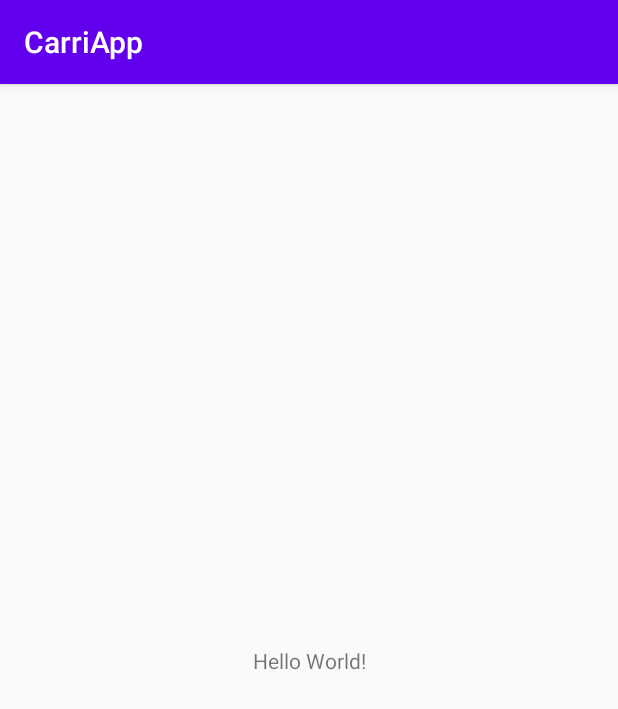
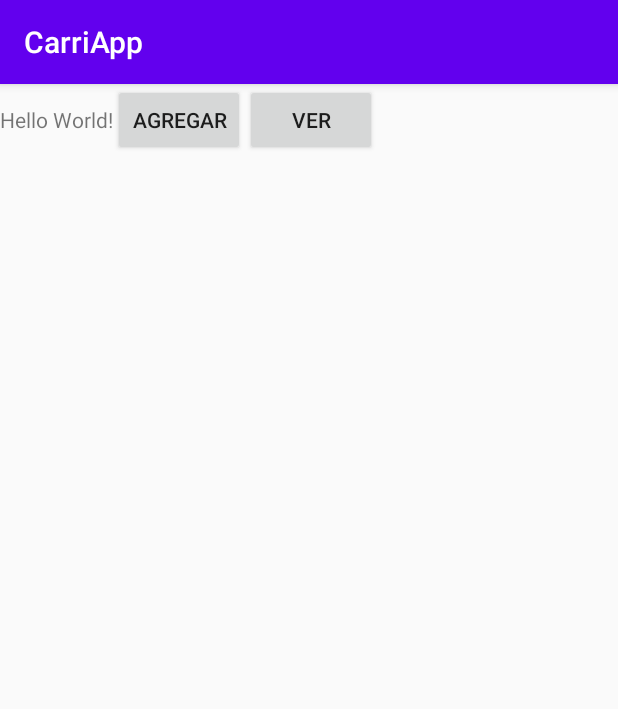
Before and after one commit to daiannicobitz/CarriApp, an Android app: the screen it shows after launch (MainActivity), on a phone screen of 412 x 824 dp. Shown: the top 709 px of the screen. Run offline under Robolectric (Android 15) with nearby library versions, the phone set to English and light mode, and no system bars.

Commit message:
Manejo entre diferentes actividades

```diff
--- a/app/build.gradle
+++ b/app/build.gradle
@@ -33,6 +33,7 @@ dependencies {
     implementation 'com.android.support:appcompat-v7:28.0.0'
     implementation 'com.android.support.constraint:constraint-layout:2.0.4'
     testImplementation 'junit:junit:4.+'
+    //noinspection GradleCompatible
     androidTestImplementation 'com.android.support.test:runner:1.0.2'
     androidTestImplementation 'com.android.support.test.espresso:espresso-core:3.0.2'
 
--- a/app/src/main/AndroidManifest.xml
+++ b/app/src/main/AndroidManifest.xml
@@ -18,6 +18,12 @@
                 <category android:name="android.intent.category.LAUNCHER" />
             </intent-filter>
         </activity>
+        <activity
+            android:name=".AgregarCarribarActivity">
+        </activity>
+        <activity
+            android:name=".VerCarribarActivity">
+        </activity>
     </application>
 
 </manifest>
--- a/app/src/main/java/com/example/carriapp/MainActivity.java
+++ b/app/src/main/java/com/example/carriapp/MainActivity.java
@@ -1,17 +1,39 @@
 package com.example.carriapp;
 
 
+import android.content.Intent;
 import android.support.v7.app.AppCompatActivity;
 import android.os.Bundle;
+import android.view.View;
+import android.widget.Button;
 
 public class MainActivity extends AppCompatActivity {
+
+    Button botonAgregar;
+    Button botonVer;
 
     @Override
     protected void onCreate(Bundle savedInstanceState) {
         super.onCreate(savedInstanceState);
         setContentView(R.layout.activity_main);
 
+        botonAgregar = (Button) findViewById(R.id.buttonAgregar);
+        botonAgregar.setOnClickListener(new View.OnClickListener() {
+            @Override
+            public void onClick(View v) {
+                Intent intent = new Intent (v.getContext(), AgregarCarribarActivity.class);
+                startActivityForResult(intent, 0);
+            }
+        });
 
+        botonVer = (Button) findViewById(R.id.button2Ver);
+        botonVer.setOnClickListener(new View.OnClickListener() {
+            @Override
+            public void onClick(View v) {
+                Intent intent = new Intent (v.getContext(), VerCarribarActivity.class);
+                startActivityForResult(intent, 0);
+            }
+        });
     }
 
 }
--- a/app/src/main/java/com/example/carriapp/VerCarribarActivity.java
+++ b/app/src/main/java/com/example/carriapp/VerCarribarActivity.java
@@ -1,8 +1,8 @@
 package com.example.carriapp;
 
 import android.arch.persistence.room.Room;
+import android.os.Bundle;
 import android.support.v7.app.AppCompatActivity;
-import android.os.Bundle;
 import android.view.View;
 import android.widget.TextView;
 
--- a/app/src/main/res/layout/activity_main.xml
+++ b/app/src/main/res/layout/activity_main.xml
@@ -1,5 +1,5 @@
 <?xml version="1.0" encoding="utf-8"?>
-<android.support.constraint.ConstraintLayout xmlns:android="http://schemas.android.com/apk/res/android"
+<LinearLayout xmlns:android="http://schemas.android.com/apk/res/android"
     xmlns:app="http://schemas.android.com/apk/res-auto"
     xmlns:tools="http://schemas.android.com/tools"
     android:layout_width="match_parent"
@@ -9,10 +9,18 @@
     <TextView
         android:layout_width="wrap_content"
         android:layout_height="wrap_content"
-        android:text="Hello World!"
-        app:layout_constraintBottom_toBottomOf="parent"
-        app:layout_constraintLeft_toLeftOf="parent"
-        app:layout_constraintRight_toRightOf="parent"
-        app:layout_constraintTop_toTopOf="parent" />
+        android:text="Hello World!" />
 
-</android.support.constraint.ConstraintLayout>
+    <Button
+        android:id="@+id/buttonAgregar"
+        android:layout_width="wrap_content"
+        android:layout_height="wrap_content"
+        android:text="Agregar" />
+
+    <Button
+        android:id="@+id/button2Ver"
+        android:layout_width="wrap_content"
+        android:layout_height="wrap_content"
+        android:text="Ver" />
+
+</LinearLayout>
```
